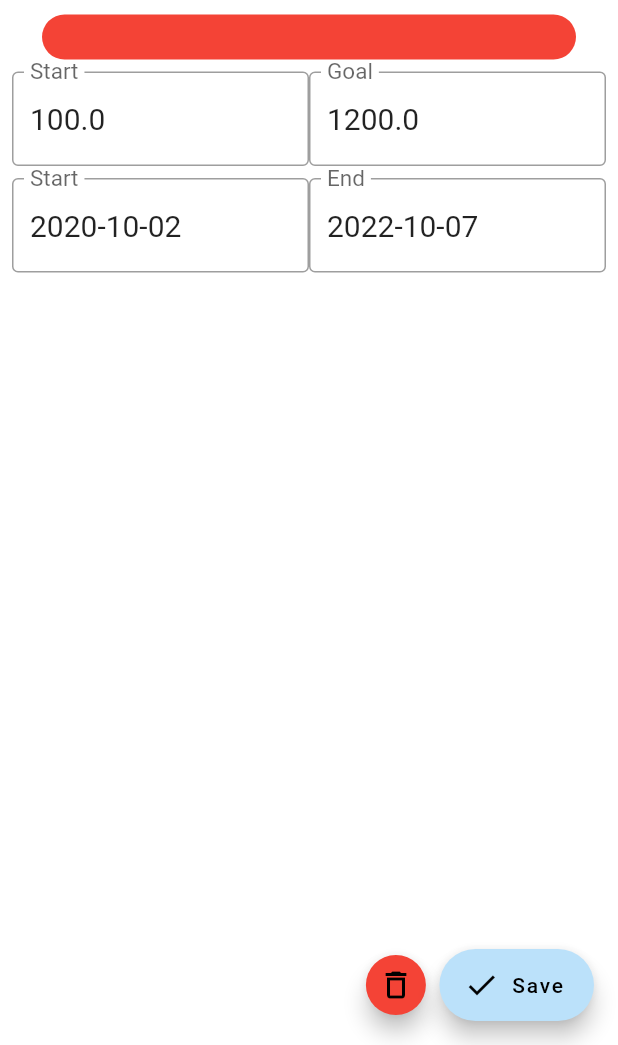
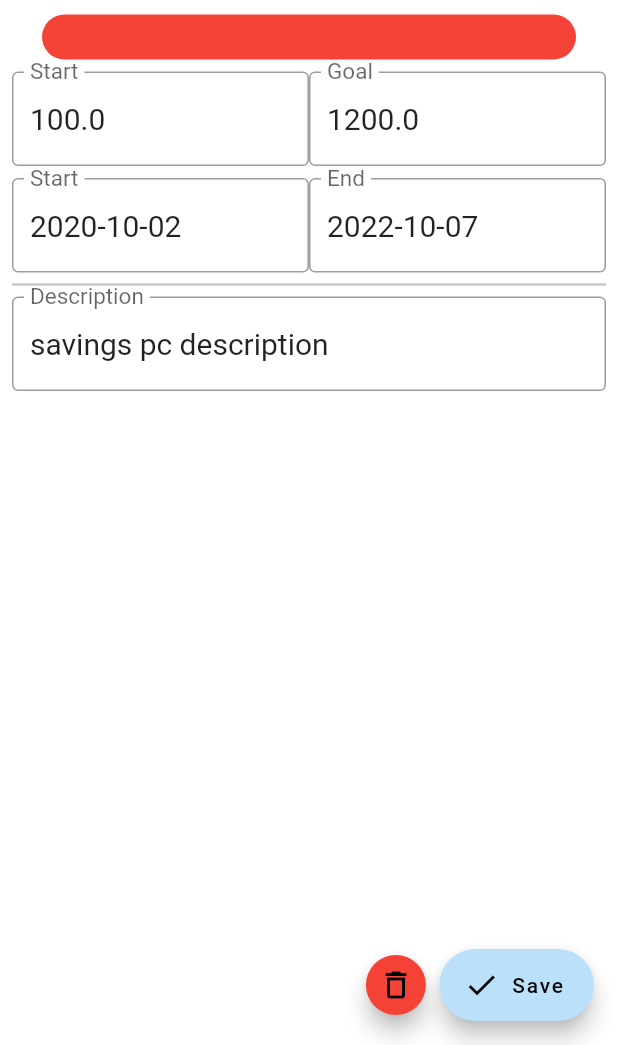
Before and after one commit to budgetiser/budgetiser, a Flutter app: the SavingForm screen opened directly with sample values from the repository, on a phone screen of 412 x 824 dp, the part 191-1236 px from its top. Run offline on Flutter 3.47's test engine with Material 2 defaults, Android fonts, the phone set to English and light mode, and no system bars; our stand-ins replace flutter_colorpicker, flutter_markdown, jiffy, percent_indicator, sqflite; accounts and stored records are empty.

Commit message:
added descriptionformfield

```diff
--- a/budgetiser/lib/screens/plans/savingForm.dart
+++ b/budgetiser/lib/screens/plans/savingForm.dart
@@ -173,6 +173,18 @@ class _SavingFormState extends State<SavingForm> {
                       ))
                     ],
                   ),
+                  Divider(),
+                  Padding(
+                    padding: const EdgeInsets.only(top: 0),
+                    child: TextFormField(
+                      controller: descriptionController,
+                      keyboardType: TextInputType.multiline,
+                      decoration: const InputDecoration(
+                        labelText: "Description",
+                        border: OutlineInputBorder(),
+                      ),
+                    ),
+                  ),
                 ],
               ),
             ),
```
